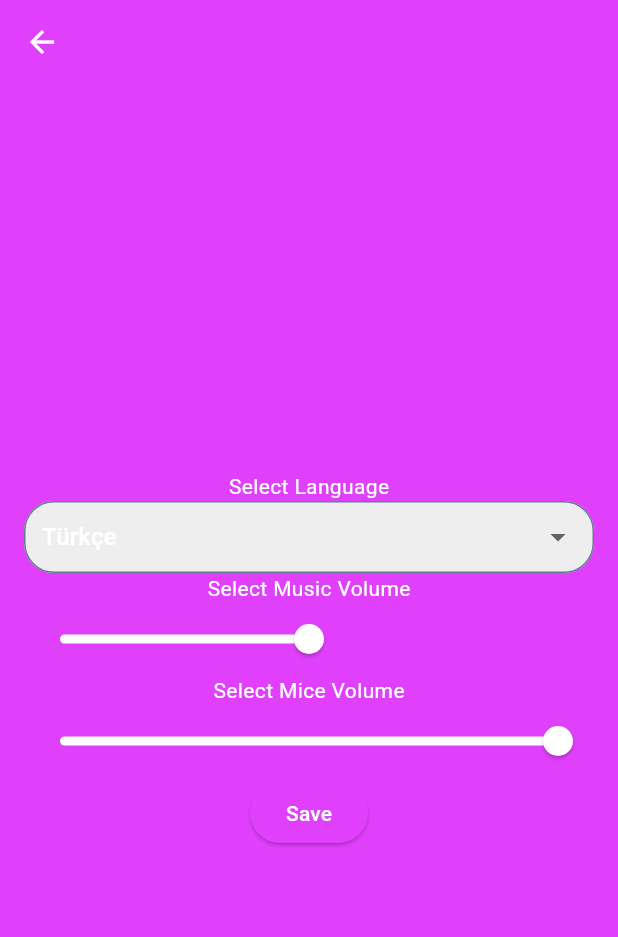
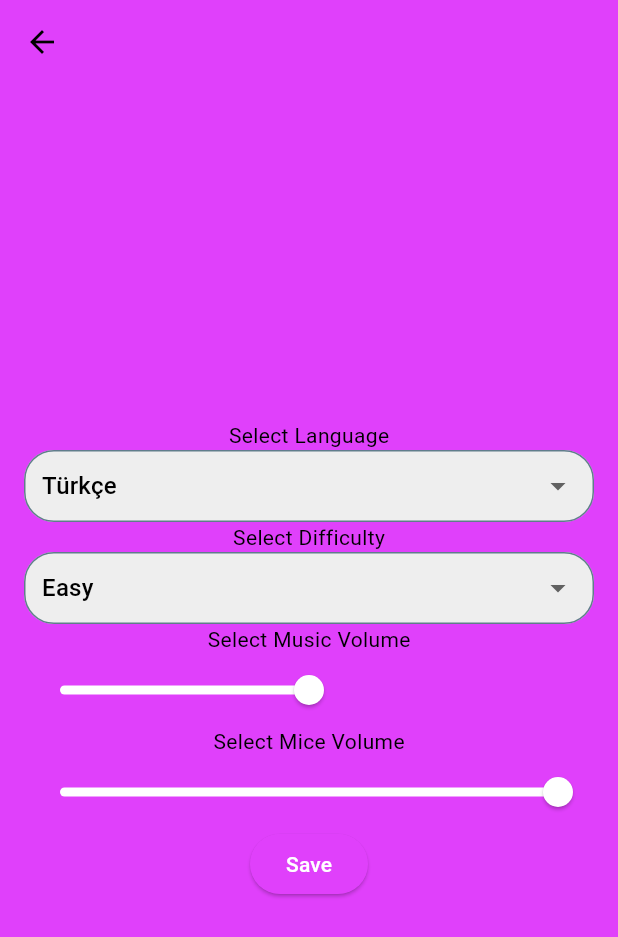
Before and after one commit to BugraKaanSaglam/Mice_and_paws_Cat_Game, a Flutter app: the SettingsScreen screen opened directly with empty values, after a tap on "Save", on a phone screen of 412 x 824 dp. Shown: the top 937 px of the screen. Run offline on Flutter 3.47's test engine with Material 3 defaults, Android fonts, the phone set to English and light mode, and no system bars; our stand-ins replace sqflite; missing offline and left inert: flame, flame_audio; accounts and stored records are empty.

Commit message:
database done

```diff
--- a/lib/database/db_error.dart
+++ b/lib/database/db_error.dart
@@ -1,5 +1,3 @@
 import 'package:flutter/material.dart';
 
-Text dbError(BuildContext context) {
-  return const Text("ERROR");
-}
+Text dbError(BuildContext context) => const Text("ERROR");
--- a/lib/database/db_helper.dart
+++ b/lib/database/db_helper.dart
@@ -22,7 +22,7 @@ class DBHelper {
 
   initDatabase() async {
     try {
-      String fileName = 'mygame6.db';
+      String fileName = 'mygame9.db';
       io.Directory documentDirectory = await getApplicationDocumentsDirectory();
       String path = join(documentDirectory.path, fileName);
       var db = await openDatabase(path, version: 1, onCreate: _onCreate, onOpen: (db) {});
@@ -33,8 +33,8 @@ class DBHelper {
   }
 
   _onCreate(Database db, int version) async {
-    await db
-        .execute('CREATE TABLE OPCGameTable(Ver INTEGER not null PRIMARY KEY, LanguageCode INTEGER not null, MusicVolume DOUBLE not null, MiceVolume DOUBLE not null)');
+    await db.execute(
+        'CREATE TABLE OPCGameTable(Ver INTEGER not null PRIMARY KEY, LanguageCode INTEGER not null, MusicVolume DOUBLE not null, MiceVolume DOUBLE not null, Difficulty INTEGER not null)');
   }
 
   add(OPCDataBase column) async {
@@ -49,7 +49,7 @@ class DBHelper {
   Future<OPCDataBase?> getList(int ver) async {
     var dbClient = await db;
     List<Map<String, dynamic>> maps =
-        await dbClient!.query('OPCGameTable', columns: ['Ver', 'LanguageCode', 'MusicVolume', 'MiceVolume'], where: 'Ver = ?', whereArgs: [ver]);
+        await dbClient!.query('OPCGameTable', columns: ['Ver', 'LanguageCode', 'MusicVolume', 'MiceVolume', 'Difficulty'], where: 'Ver = ?', whereArgs: [ver]);
     if (maps.isNotEmpty) {
       OPCDataBase retResult = OPCDataBase.fromMap(maps.first);
       return retResult;
--- a/lib/database/opc_database_list.dart
+++ b/lib/database/opc_database_list.dart
@@ -1,24 +1,22 @@
 class OPCDataBase {
-  OPCDataBase({required this.ver, required this.languageCode, required this.musicVolume, required this.miceVolume});
+  OPCDataBase({required this.ver, required this.languageCode, required this.musicVolume, required this.miceVolume, required this.difficulty});
   late int ver;
   late int languageCode;
   late double musicVolume;
   late double miceVolume;
+  late int difficulty;
 
-  Map<String, dynamic> toMap() {
-    return {'Ver': ver, 'LanguageCode': languageCode, 'MusicVolume': musicVolume, 'MiceVolume': miceVolume};
-  }
+  Map<String, dynamic> toMap() => {'Ver': ver, 'LanguageCode': languageCode, 'MusicVolume': musicVolume, 'MiceVolume': miceVolume, 'Difficulty': difficulty};
 
   OPCDataBase.fromMap(Map<String, dynamic> map) {
     ver = map['Ver'];
     languageCode = map['LanguageCode'];
     musicVolume = map['MusicVolume'];
     miceVolume = map['MiceVolume'];
+    difficulty = map['Difficulty'];
   }
 
   // Implement toString to make it easier to see information about each column when using the print statement.
   @override
-  String toString() {
-    return '{Ver: $ver ,LanguageCode: $languageCode, MusicVolume: $musicVolume, MiceVolume: $miceVolume}';
-  }
+  String toString() => '{Ver: $ver ,LanguageCode: $languageCode, MusicVolume: $musicVolume, MiceVolume: $miceVolume, Difficulty: $difficulty}';
 }
--- /dev/null
+++ b/lib/enums/game_enums.dart
@@ -0,0 +1,18 @@
+enum Language {
+  turkish(0, "Türkçe"),
+  english(1, "English");
+
+  const Language(this.value, this.name);
+  final int value;
+  final String name;
+}
+
+enum Difficulty {
+  easy(0, 'Easy'),
+  medium(1, 'Medium'),
+  hard(2, 'Hard');
+
+  const Difficulty(this.value, this.name);
+  final int value;
+  final String name;
+}
--- a/lib/functions/settings_form_functions.dart
+++ b/lib/functions/settings_form_functions.dart
@@ -22,6 +22,4 @@ BoxDecoration switchDecoration() {
   );
 }
 
-TextStyle formTextStyle() {
-  return const TextStyle(color: Colors.black, fontSize: 18);
-}
+TextStyle formTextStyle() => const TextStyle(color: Colors.black, fontSize: 18);
--- a/lib/main.dart
+++ b/lib/main.dart
@@ -51,7 +51,7 @@ class _MainAppState extends State<MainApp> {
       background: Colors.yellow, //True Background Color
       onBackground: Colors.black, //X
       surface: Colors.purpleAccent, //App Color
-      onSurface: Colors.white, //AppBar Text Color
+      onSurface: Colors.black, //AppBar Text Color
     ),
   );
 }
--- a/lib/screens/main_screen.dart
+++ b/lib/screens/main_screen.dart
@@ -4,6 +4,7 @@ import 'package:flutter/material.dart';
 import 'package:game_for_cats_flutter/database/db_error.dart';
 import 'package:game_for_cats_flutter/database/db_helper.dart';
 import 'package:game_for_cats_flutter/database/opc_database_list.dart';
+import 'package:game_for_cats_flutter/enums/game_enums.dart';
 import 'package:game_for_cats_flutter/global/argumentsender_class.dart';
 
 import '../global/global_functions.dart';
@@ -37,7 +38,7 @@ class _MainScreenState extends State<MainScreen> {
               return const Center(child: CircularProgressIndicator());
             case ConnectionState.done:
               if (snapshot.data == null) {
-                OPCDataBase initDataBase = OPCDataBase(ver: databaseVersion, languageCode: 0, musicVolume: 0.5, miceVolume: 1);
+                OPCDataBase initDataBase = OPCDataBase(ver: databaseVersion, languageCode: Language.turkish.value, musicVolume: 0.5, miceVolume: 1, difficulty: Difficulty.easy.value );
                 DBHelper().add(initDataBase);
                 _db = initDataBase;
               } else {
@@ -65,7 +66,6 @@ class _MainScreenState extends State<MainScreen> {
 //* Buttons
   ElevatedButton mainMenuButtons(BuildContext context, String buttonString, String adressString, Icon buttonIcon, {OPCDataBase? dataBase}) {
     ArgumentSender? argumentSender;
-
     argumentSender = ArgumentSender(title: buttonString, dataBase: dataBase);
 
     return ElevatedButton(
--- a/lib/screens/settings_screen.dart
+++ b/lib/screens/settings_screen.dart
@@ -3,6 +3,7 @@ import 'dart:developer';
 
 import 'package:flutter/material.dart';
 import 'package:game_for_cats_flutter/database/db_helper.dart';
+import 'package:game_for_cats_flutter/enums/game_enums.dart';
 import 'package:game_for_cats_flutter/global/argumentsender_class.dart';
 import '../database/db_error.dart';
 import '../database/opc_database_list.dart';
@@ -19,9 +20,6 @@ class SettingsScreen extends StatefulWidget {
 
 class _SettingsScreenState extends State<SettingsScreen> {
   OPCDataBase? _db;
-  int? languageCode;
-  double? musicVolume;
-  double? miceVolume;
 
   @override
   void initState() {
@@ -46,16 +44,11 @@ class _SettingsScreenState extends State<SettingsScreen> {
                 return dbError(context);
               }
               _db = snapshot.data;
-              languageCode = _db?.languageCode ?? 0;
-              musicVolume = _db?.musicVolume ?? 10;
-              miceVolume = _db?.miceVolume ?? 10;
-              log(_db.toString());
-
               return Padding(
                 padding: const EdgeInsets.all(16.0),
                 child: Column(
                   mainAxisAlignment: MainAxisAlignment.center,
-                  children: [languageDropDownFormField(), musicField(), miceSoundField(), saveButton()],
+                  children: [languageDropDownFormField(), difficultyDropDownFormField(), musicField(), miceSoundField(), saveButton()],
                 ),
               );
             default:
@@ -67,8 +60,8 @@ class _SettingsScreenState extends State<SettingsScreen> {
 //*FormFields
   Column languageDropDownFormField() {
     List<DropdownMenuItem> items = [
-      const DropdownMenuItem(value: 0, child: Text('Türkçe')),
-      const DropdownMenuItem(value: 1, child: Text('English')),
+      DropdownMenuItem(value: Language.turkish.value, child: Text(Language.turkish.name)),
+      DropdownMenuItem(value: Language.english.value, child: Text(Language.english.name)),
     ];
     return Column(
       children: [
@@ -78,7 +71,27 @@ class _SettingsScreenState extends State<SettingsScreen> {
           value: _db?.languageCode ?? 0,
           decoration: formDecoration(),
           items: items,
-          onChanged: (value) => languageCode = value,
+          onChanged: (value) => _db?.languageCode = value,
+        ),
+      ],
+    );
+  }
+
+  Column difficultyDropDownFormField() {
+    List<DropdownMenuItem> items = [
+      DropdownMenuItem(value: Difficulty.easy.value, child: Text(Difficulty.easy.name)),
+      DropdownMenuItem(value: Difficulty.medium.value, child: Text(Difficulty.medium.name)),
+      DropdownMenuItem(value: Difficulty.hard.value, child: Text(Difficulty.hard.name)),
+    ];
+    return Column(
+      children: [
+        const Text('Select Difficulty'),
+        DropdownButtonFormField(
+          dropdownColor: Colors.white,
+          value: _db?.difficulty ?? 0,
+          decoration: formDecoration(),
+          items: items,
+          onChanged: (value) => _db?.difficulty = value,
         ),
       ],
     );
@@ -93,12 +106,9 @@ class _SettingsScreenState extends State<SettingsScreen> {
             Slider(
               min: 0,
               max: 1,
-              value: musicVolume!.toDouble(),
+              value: _db!.musicVolume.toDouble(),
               onChanged: (newValue) {
-                musicState(() {
-                  _db!.musicVolume = newValue;
-                  musicVolume = newValue;
-                });
+                musicState(() => _db!.musicVolume = newValue);
               },
             ),
           ],
@@ -116,12 +126,9 @@ class _SettingsScreenState extends State<SettingsScreen> {
             Slider(
               min: 0,
               max: 1,
-              value: miceVolume!.toDouble(),
+              value: _db!.miceVolume.toDouble(),
               onChanged: (newValue) {
-                miceSoundState(() {
-                  _db!.miceVolume = newValue;
-                  miceVolume = newValue;
-                });
+                miceSoundState(() => _db!.miceVolume = newValue);
               },
             ),
           ],
@@ -132,14 +139,7 @@ class _SettingsScreenState extends State<SettingsScreen> {
 
   ElevatedButton saveButton() {
     return ElevatedButton(
-      onPressed: () {
-        _db?.languageCode = languageCode ?? 0;
-        _db?.musicVolume = musicVolume ?? 1;
-        _db?.miceVolume = miceVolume ?? 1;
-
-        DBHelper().update(_db!);
-        log(_db.toString());
-      },
+      onPressed: () => DBHelper().update(_db!),
       child: const Text('Save'),
     );
   }
```
